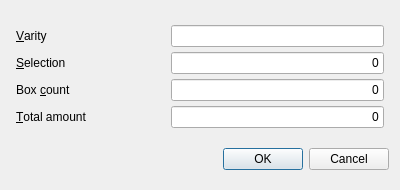
Before: the Qt Designer form dialogs/add_item/add_item.ui in dulobanov/stockroom, drawn with Qt 5.
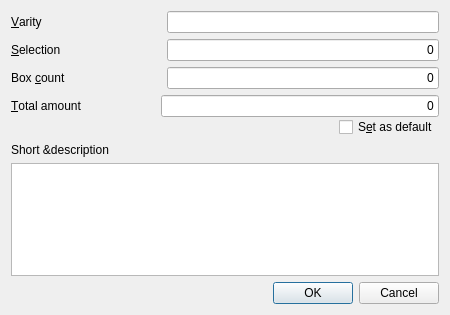
After: the same form once the commit is applied.

Diff of the .ui file:
```diff
--- a/dialogs/add_item/add_item.ui
+++ b/dialogs/add_item/add_item.ui
@@ -9,10 +9,16 @@
    <rect>
     <x>0</x>
     <y>0</y>
-    <width>400</width>
-    <height>190</height>
+    <width>450</width>
+    <height>315</height>
    </rect>
   </property>
+  <property name="minimumSize">
+   <size>
+    <width>450</width>
+    <height>315</height>
+   </size>
+  </property>
   <property name="windowTitle">
    <string>Adding new item</string>
   </property>
@@ -24,14 +30,6 @@
   </property>
   <layout class="QVBoxLayout" name="verticalLayout">
    <item>
-    <layout class="QVBoxLayout" name="verticalLayout_2">
-     <property name="spacing">
-      <number>5</number>
-     </property>
-     <property name="margin">
-      <number>5</number>
-     </property>
-     <item>
       <layout class="QHBoxLayout" name="horizontalLayout">
        <item>
         <widget class="QLabel" name="label">
@@ -123,6 +121,14 @@
        </item>
       </layout>
      </item>
+   <item>
+    <layout class="QVBoxLayout" name="verticalLayout_3">
+     <property name="spacing">
+      <number>0</number>
+     </property>
+     <property name="bottomMargin">
+      <number>0</number>
+     </property>
      <item>
       <layout class="QHBoxLayout" name="horizontalLayout_4">
        <item>
@@ -152,6 +158,47 @@
         </widget>
        </item>
       </layout>
+     </item>
+     <item>
+      <layout class="QHBoxLayout" name="horizontalLayout_6">
+       <property name="bottomMargin">
+        <number>0</number>
+       </property>
+       <item>
+        <spacer name="horizontalSpacer">
+         <property name="orientation">
+          <enum>Qt::Horizontal</enum>
+         </property>
+         <property name="sizeHint" stdset="0">
+          <size>
+           <width>40</width>
+           <height>20</height>
+          </size>
+         </property>
+        </spacer>
+       </item>
+       <item>
+        <widget class="QCheckBox" name="checkBox">
+         <property name="text">
+          <string>S&amp;et as default</string>
+         </property>
+        </widget>
+       </item>
+      </layout>
+     </item>
+    </layout>
+   </item>
+   <item>
+    <layout class="QVBoxLayout" name="verticalLayout_2">
+     <item>
+      <widget class="QLabel" name="label_5">
+       <property name="text">
+        <string>Short &amp;description</string>
+       </property>
+      </widget>
+     </item>
+     <item>
+      <widget class="QTextEdit" name="textEdit"/>
      </item>
     </layout>
    </item>
```
Left out of the diff: 42 changed lines with no effect on the pictures. Lines whose indentation alone changed are shown as unchanged.
